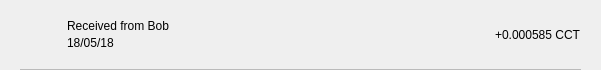
Qt form src/qt/concrete/forms/txrow.ui (CONCRETE-Project/CONCRETE) before a commit.
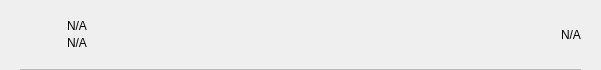
The same form after that commit.

```diff
--- a/src/qt/concrete/forms/txrow.ui
+++ b/src/qt/concrete/forms/txrow.ui
@@ -110,7 +110,7 @@
               <string notr="true"/>
              </property>
              <property name="text">
-              <string>Received from Bob</string>
+              <string notr="true">N/A</string>
              </property>
              <property name="alignment">
               <set>Qt::AlignBottom|Qt::AlignLeading|Qt::AlignLeft</set>
@@ -123,7 +123,7 @@
               <string notr="true"/>
              </property>
              <property name="text">
-              <string>18/05/18</string>
+              <string notr="true">N/A</string>
              </property>
              <property name="alignment">
               <set>Qt::AlignLeading|Qt::AlignLeft|Qt::AlignTop</set>
@@ -138,7 +138,7 @@
             <string notr="true"/>
            </property>
            <property name="text">
-            <string>+0.000585 CCT</string>
+            <string notr="true">N/A</string>
            </property>
           </widget>
          </item>
```
